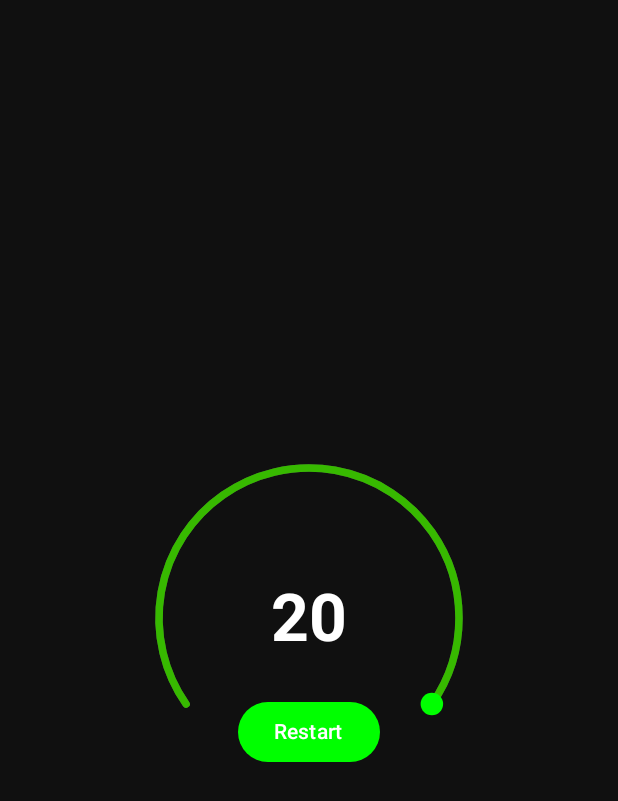
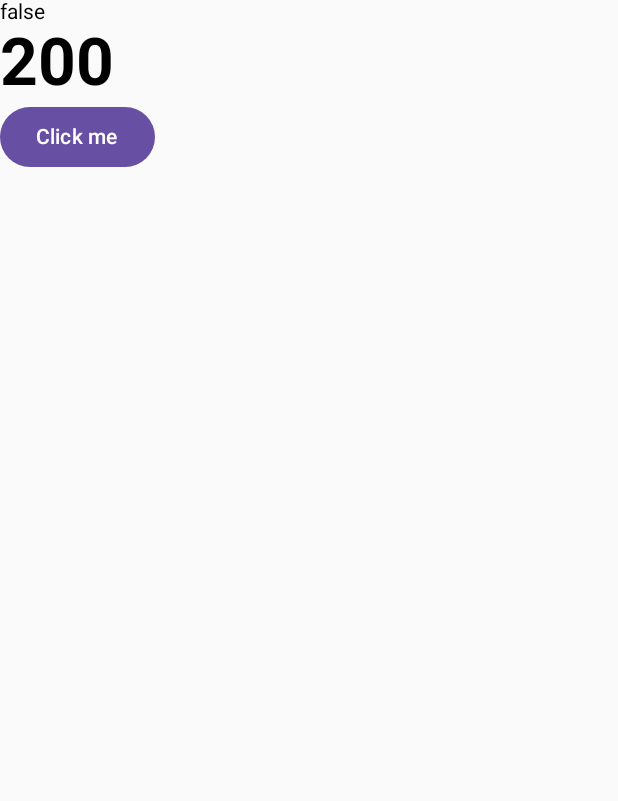
Before and after one commit to keanngo/gym-timer, an Android app built with Jetpack Compose: the screen it shows after launch (MainActivity), on a phone screen of 412 x 824 dp. Shown: the top 801 px of the screen. Run offline under Robolectric (Android 15) with nearby library versions, the phone set to English and light mode, and no system bars; our stand-ins replace livedata-compose.

Commit message:
timer on ui

```diff
--- a/app/src/main/java/com/example/gymtimer/MainActivity.kt
+++ b/app/src/main/java/com/example/gymtimer/MainActivity.kt
@@ -11,6 +11,7 @@ import android.os.IBinder
 import android.util.Log
 import androidx.activity.ComponentActivity
 import androidx.activity.compose.setContent
+import androidx.activity.viewModels
 import androidx.compose.foundation.Canvas
 import androidx.compose.foundation.layout.Box
 import androidx.compose.foundation.layout.Column
@@ -21,6 +22,7 @@ import androidx.compose.material3.ButtonDefaults
 import androidx.compose.material3.Surface
 import androidx.compose.material3.Text
 import androidx.compose.runtime.Composable
+import androidx.compose.runtime.DisposableEffect
 import androidx.compose.runtime.LaunchedEffect
 import androidx.compose.runtime.getValue
 import androidx.compose.runtime.livedata.observeAsState
@@ -45,6 +47,8 @@ import androidx.compose.ui.unit.sp
 import androidx.lifecycle.LiveData
 import androidx.lifecycle.MutableLiveData
 import androidx.lifecycle.ViewModel
+import androidx.lifecycle.ViewModelProvider
+import androidx.lifecycle.viewmodel.viewModelFactory
 import kotlinx.coroutines.delay
 import java.lang.Math.PI
 
@@ -53,28 +57,33 @@ class MainActivity : ComponentActivity() {
     private lateinit var mService: MainService
     private var mBound: Boolean = false
 
-//    class MyViewModel : ViewModel() {
-//        private val isTimerRunning = MutableLiveData(false)
-//        private val currentTime = MutableLiveData<Long>(20000)
-//        fun getTimerRunning(): LiveData<Boolean> {
-//            return isTimerRunning
-//        }
-//        fun getCurrentTime(): LiveData<Long>{
-//            return currentTime
-//        }
-//
-//        fun setTimerRunning(value: Boolean) {
-//            isTimerRunning.postValue(value)
-//        }
-//
-//        fun setCurrentTime(value: Long){
-//            currentTime.postValue(value)
-//        }
-//    }
+    class MyViewModel : ViewModel() {
+        private val isTimerRunning = MutableLiveData(false)
+        private val currentTime = MutableLiveData<Long>(200000)
+        fun getTimerRunning(): LiveData<Boolean> {
+            return isTimerRunning
+        }
+        fun getCurrentTime(): LiveData<Long>{
+            return currentTime
+        }
+
+        fun setTimerRunning(value: Boolean) {
+
+            isTimerRunning.postValue(value)
+        }
+
+        fun setCurrentTime(value: Long){
+//            Log.v("kean", value.toString())
+            currentTime.postValue(value)
+        }
+    }
+
+    var viewModel = MyViewModel()
+//        val viewModel = ViewModelProvider(this).get(MainActivity.MyViewModel::class.java)
 
 
-    var isTimerRunning =  MutableLiveData(false)
-    var currentTimeLive = MutableLiveData<Long>(20000)
+//    var isTimerRunning =  MutableLiveData(false)
+//    var currentTimeLive = MutableLiveData<Long>(20000)
 
     //define callbacks for service binding, passed to bindService()
     private val connection = object : ServiceConnection {
@@ -83,7 +92,7 @@ class MainActivity : ComponentActivity() {
             val binder = service as MainService.MainBinder
             mService = binder.getService()
             mBound = true
-            mService.start(currentTimeLive.value, isTimerRunning.value)
+            mService.start(viewModel.getCurrentTime().value, viewModel.getTimerRunning().value)
         }
 
         override fun onServiceDisconnected(p0: ComponentName) {
@@ -97,33 +106,32 @@ class MainActivity : ComponentActivity() {
         super.onCreate(savedInstanceState)
 
         setContent {
-//            Test2(currentTimeLive, isTimerRunning)
+            Test2(viewModel)
 
-            Surface (
-                color = Color(0xFF101010),
-                modifier = Modifier.fillMaxSize()
-                    ){
-                Box(
-                    contentAlignment = Alignment.Center
-                ){
-                    Timer(
-                        totalTime = currentTimeLive,
-                        isTimerRunning = isTimerRunning,
-                        handleColour = Color.Green,
-                        inactiveBarColor = Color.DarkGray,
-                        activeBarColor = Color(0xFF37B900),
-                        modifier = Modifier.size(200.dp)
-                    )
-                }
-            }
+//            Surface (
+//                color = Color(0xFF101010),
+//                modifier = Modifier.fillMaxSize()
+//                    ){
+//                Box(
+//                    contentAlignment = Alignment.Center
+//                ){
+//                    Timer(
+//                        viewModel = viewModel,
+//                        handleColour = Color.Green,
+//                        inactiveBarColor = Color.DarkGray,
+//                        activeBarColor = Color(0xFF37B900),
+//                        modifier = Modifier.size(200.dp)
+//                    )
+//                }
+//            }
         }
     }
 
     override fun onStart() {
         super.onStart()
         if (mBound) {
-            isTimerRunning.postValue(mService.isTimerRunning)
-            currentTimeLive.postValue(mService.currentTime)
+            viewModel.setTimerRunning(mService.isTimerRunning)
+            viewModel.setCurrentTime(mService.currentTime)
             unbindService(connection)
             mBound = false
         }
@@ -142,8 +150,8 @@ class MainActivity : ComponentActivity() {
         Log.v("kean", "onStop()")
         var serviceIntent = Intent(this, MainService::class.java)
         serviceIntent.action = "START"
-        serviceIntent.putExtra("isTimerRunning", isTimerRunning.value)
-        serviceIntent.putExtra("currentTime", currentTimeLive.value)
+        serviceIntent.putExtra("TIMER_RUNNING", viewModel.getTimerRunning().value)
+        serviceIntent.putExtra("currentTime", viewModel.getCurrentTime().value)
         bindService(serviceIntent, connection, Context.BIND_AUTO_CREATE)
 
         super.onStop()
@@ -157,24 +165,39 @@ class MainActivity : ComponentActivity() {
 
 @Composable
 fun Test2(
-    time: LiveData<Long>,
-    isTimerRunning: LiveData<Boolean>) {
-    val test: Long? by time.observeAsState()
-    val test2: Boolean? by isTimerRunning.observeAsState()
+    viewModel: MainActivity.MyViewModel, ) {
+
+    val currentTime: Long? by viewModel.getCurrentTime().observeAsState(10L)
+    val isTimerRunning: Boolean? by viewModel.getTimerRunning().observeAsState(false)
+
+    //whenever the key changes, rerun the code
+    LaunchedEffect(key1 = currentTime, key2 = isTimerRunning){
+        if(currentTime!! > 0 && isTimerRunning == true) {
+            delay(100L)
+            val value = (currentTime!! - 100L)
+            viewModel.setCurrentTime(value)
+        }
+    }
+
     Column() {
         Text(
-            text = test.toString()
+            text = isTimerRunning.toString()
         )
         Text(
-            text = test2.toString()
+            text=(currentTime?.div(1000L)).toString(),
+            fontSize = 44.sp,
+            fontWeight = FontWeight.Bold,
+            color = Color.Black
         )
+        Button(onClick = { viewModel.setTimerRunning(!isTimerRunning!!)}) {
+            Text("Click me")
+        }
     }
 }
 
 @Composable
 fun Timer(
-    totalTime: LiveData<Long>,
-    isTimerRunning: LiveData<Boolean>,
+    viewModel: MainActivity.MyViewModel,
     handleColour: Color,
     inactiveBarColor: Color,
     activeBarColor: Color,
@@ -188,13 +211,14 @@ fun Timer(
     var value by remember {
         mutableStateOf(initialValue)
     }
-    val time: Long? by totalTime.observeAsState()
+
+    val time: Long? by viewModel.getCurrentTime().observeAsState()
 
     var currentTime by remember{
         mutableStateOf(time)
     }
 
-    val isTimerRunning by isTimerRunning.observeAsState()
+    val isTimerRunning by viewModel.getTimerRunning().observeAsState()
     var timerRunning by remember{
         mutableStateOf(isTimerRunning)
     }
@@ -204,7 +228,7 @@ fun Timer(
         if(currentTime!! > 0 && timerRunning == true) {
             delay(100L)
             currentTime = currentTime!! - 100L
-            value = currentTime!! / (totalTime.value)?.toFloat()!!
+            value = currentTime!! / 180F
         }
     }
     Box(
@@ -254,7 +278,7 @@ fun Timer(
         Button(
             onClick = {
                       if(currentTime!! <= 0L){
-                          currentTime = totalTime.value
+                          currentTime = 180
                           timerRunning = true
                       } else {
                           timerRunning = !timerRunning!!
```
Also changed, not shown: app/src/main/java/com/example/gymtimer/MainService.kt (+4 -3 lines).
